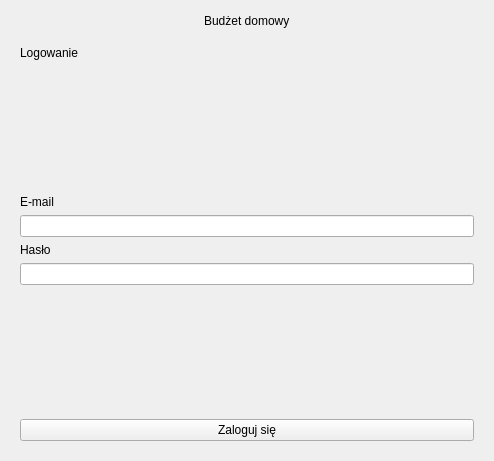
Qt form StartLogReg.ui (Dawid-Robak-IG/BUDZET_DOMOWY) before a commit.
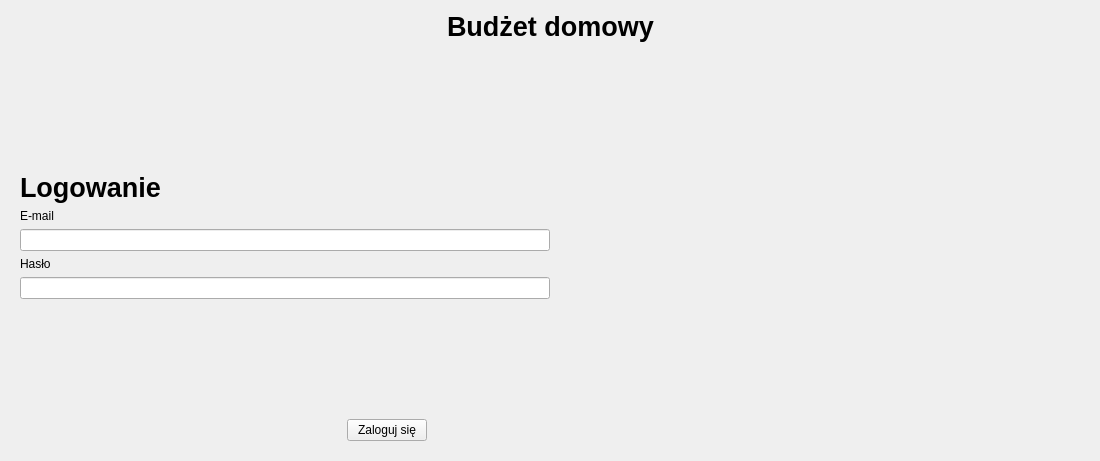
The same form after that commit. The open tabs and pages were chosen to show the change.

Diff of the .ui file:
```diff
--- a/StartLogReg.ui
+++ b/StartLogReg.ui
@@ -6,7 +6,7 @@
    <rect>
     <x>0</x>
     <y>0</y>
-    <width>494</width>
+    <width>1100</width>
     <height>461</height>
    </rect>
   </property>
@@ -31,6 +31,12 @@
      </item>
      <item>
       <widget class="QLabel" name="label">
+       <property name="font">
+        <font>
+         <pointsize>20</pointsize>
+         <bold>true</bold>
+        </font>
+       </property>
        <property name="text">
         <string>Budżet domowy</string>
        </property>
@@ -119,26 +125,32 @@
      </widget>
      <widget class="QWidget" name="Login_page">
       <layout class="QVBoxLayout" name="verticalLayout_2">
+       <item>
+        <spacer name="verticalSpacer">
+         <property name="orientation">
+          <enum>Qt::Vertical</enum>
+         </property>
+         <property name="sizeHint" stdset="0">
+          <size>
+           <width>20</width>
+           <height>40</height>
+          </size>
+         </property>
+        </spacer>
+       </item>
        <item>
         <widget class="QLabel" name="label_2">
+         <property name="font">
+          <font>
+           <pointsize>20</pointsize>
+           <bold>true</bold>
+          </font>
+         </property>
          <property name="text">
           <string>Logowanie</string>
          </property>
         </widget>
        </item>
-       <item>
-        <spacer name="verticalSpacer">
-         <property name="orientation">
-          <enum>Qt::Vertical</enum>
-         </property>
-         <property name="sizeHint" stdset="0">
-          <size>
-           <width>20</width>
-           <height>40</height>
-          </size>
-         </property>
-        </spacer>
-       </item>
        <item>
         <widget class="QLabel" name="label_3">
          <property name="text">
@@ -147,7 +159,27 @@
         </widget>
        </item>
        <item>
-        <widget class="QLineEdit" name="lineEdit_emailLog"/>
+        <layout class="QHBoxLayout" name="horizontalLayout_6">
+         <property name="topMargin">
+          <number>0</number>
+         </property>
+         <item>
+          <widget class="QLineEdit" name="lineEdit_emailLog"/>
+         </item>
+         <item>
+          <spacer name="horizontalSpacer_6">
+           <property name="orientation">
+            <enum>Qt::Horizontal</enum>
+           </property>
+           <property name="sizeHint" stdset="0">
+            <size>
+             <width>40</width>
+             <height>20</height>
+            </size>
+           </property>
+          </spacer>
+         </item>
+        </layout>
        </item>
        <item>
         <widget class="QLabel" name="label_4">
@@ -157,11 +189,31 @@
         </widget>
        </item>
        <item>
-        <widget class="QLineEdit" name="lineEdit_passwordLog">
-         <property name="echoMode">
-          <enum>QLineEdit::Password</enum>
+        <layout class="QHBoxLayout" name="horizontalLayout_7">
+         <property name="topMargin">
+          <number>0</number>
          </property>
-        </widget>
+         <item>
+          <widget class="QLineEdit" name="lineEdit_passwordLog">
+           <property name="echoMode">
+            <enum>QLineEdit::Password</enum>
+           </property>
+          </widget>
+         </item>
+         <item>
+          <spacer name="horizontalSpacer_7">
+           <property name="orientation">
+            <enum>Qt::Horizontal</enum>
+           </property>
+           <property name="sizeHint" stdset="0">
+            <size>
+             <width>40</width>
+             <height>20</height>
+            </size>
+           </property>
+          </spacer>
+         </item>
+        </layout>
        </item>
        <item>
         <spacer name="verticalSpacer_2">
@@ -177,11 +229,57 @@
         </spacer>
        </item>
        <item>
-        <widget class="QPushButton" name="pushButton_zalogujSie">
-         <property name="text">
-          <string>Zaloguj się</string>
+        <layout class="QHBoxLayout" name="horizontalLayout_8">
+         <property name="topMargin">
+          <number>0</number>
          </property>
-        </widget>
+         <item>
+          <spacer name="horizontalSpacer_8">
+           <property name="orientation">
+            <enum>Qt::Horizontal</enum>
+           </property>
+           <property name="sizeHint" stdset="0">
+            <size>
+             <width>40</width>
+             <height>20</height>
+            </size>
+           </property>
+          </spacer>
+         </item>
+         <item>
+          <widget class="QPushButton" name="pushButton_zalogujSie">
+           <property name="text">
+            <string>Zaloguj się</string>
+           </property>
+          </widget>
+         </item>
+         <item>
+          <spacer name="horizontalSpacer_12">
+           <property name="orientation">
+            <enum>Qt::Horizontal</enum>
+           </property>
+           <property name="sizeHint" stdset="0">
+            <size>
+             <width>40</width>
+             <height>20</height>
+            </size>
+           </property>
+          </spacer>
+         </item>
+         <item>
+          <spacer name="horizontalSpacer_9">
+           <property name="orientation">
+            <enum>Qt::Horizontal</enum>
+           </property>
+           <property name="sizeHint" stdset="0">
+            <size>
+             <width>40</width>
+             <height>20</height>
+            </size>
+           </property>
+          </spacer>
+         </item>
+        </layout>
        </item>
       </layout>
      </widget>
```
Left out of the diff: 88 changed lines with no effect on the pictures.
